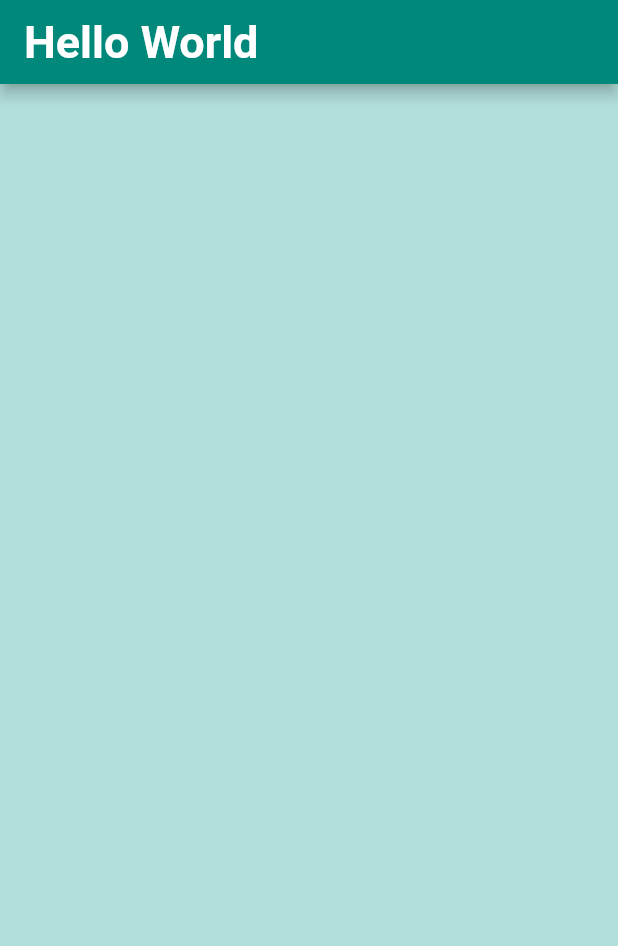
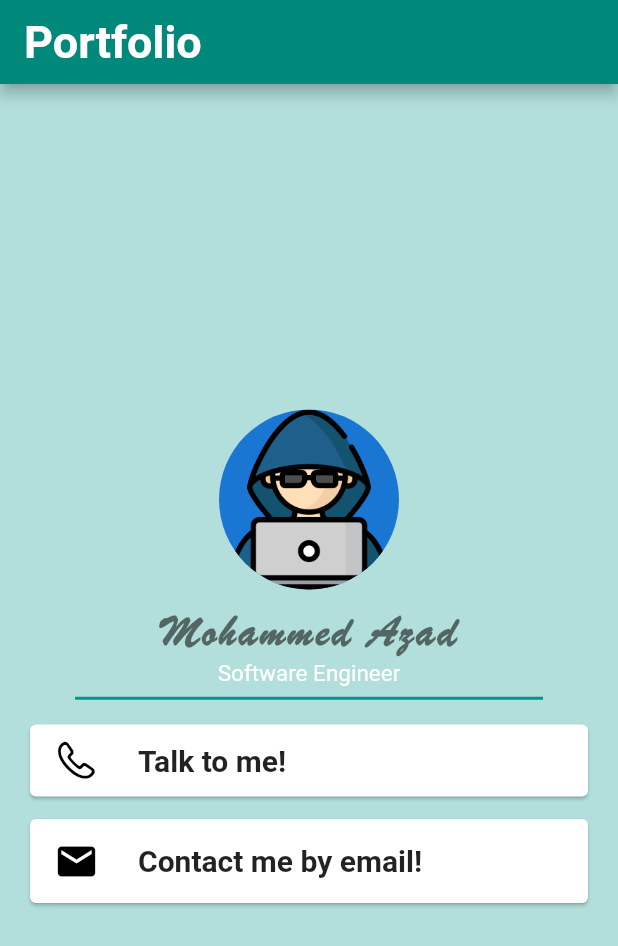
Before and after one commit to Mohammed-Azad/revising_flutter, a Flutter app: the screen it shows after launch, on a phone screen of 412 x 824 dp. Shown: the top 946 px of the screen. Run offline on Flutter 3.47's test engine with Material 2 defaults, Android fonts, the phone set to English and light mode, and no system bars.

Commit message:
second commit

```diff
--- a/lib/first_less.dart
+++ b/lib/first_less.dart
@@ -1,6 +1,6 @@
-import 'dart:ui';
+import 'package:flutter/cupertino.dart';
+import 'package:flutter/material.dart';
 
-import 'package:flutter/material.dart';
 
 class MyHome extends StatelessWidget {
   const MyHome({super.key});
@@ -13,14 +13,85 @@ class MyHome extends StatelessWidget {
         backgroundColor: Colors.teal[100],
         appBar: AppBar(
           title: Text(
-              "Hello World",
+            "Portfolio",
             style: TextStyle(
               fontSize: 30,
               fontWeight: FontWeight.bold,
             ),
           ),
           backgroundColor: Colors.teal[600],
-          )),
+        ),
+        body: Center(
+          child: Column(
+            mainAxisAlignment: MainAxisAlignment.center,
+            children: <Widget>[
+              CircleAvatar(
+                backgroundImage: AssetImage('images/img1.png'),
+                radius: 60,
+              ),
+              SizedBox(
+                height: 10,
+              ),
+              Text(
+                "Mohammed Azad",
+                style: TextStyle(
+                  fontSize: 30,
+                  fontWeight: FontWeight.bold,
+                  fontFamily: 'brushfont',
+                  letterSpacing: 2,
+                  color: Colors.black54,
+                ),
+              ),
+              Text(
+                "Software Engineer",
+                style: TextStyle(
+                  color: Colors.white,
+                  fontSize: 15,
+                ),
+              ),
+              SizedBox(
+                height: 15,
+                child: Divider(
+                  color: Colors.teal,
+                  thickness: 2,
+                  indent: 50,
+                  endIndent: 50,
+                ),
+              ),
+              Card(
+                margin: EdgeInsets.symmetric(vertical: 10, horizontal: 20),
+                child: ListTile(
+                  dense: true,
+                  selectedColor: Colors.teal,
+                  leading: Icon(
+                    CupertinoIcons.phone,
+                    size: 30,
+                    color: Colors.black,
+                  ),
+                  title: Text(
+                    "Talk to me!",
+                    style: TextStyle(fontSize: 20, fontWeight: FontWeight.bold),
+                  ),
+                ),
+              ),
+              Card(
+                margin: EdgeInsets.symmetric(vertical: 5, horizontal: 20),
+                child: ListTile(
+                  leading: Icon(
+                    Icons.email,
+                    color: Colors.black,
+                    size: 30,
+                  ),
+                  title: Text(
+                    "Contact me by email!",
+                    style: TextStyle(fontSize: 20, fontWeight: FontWeight.bold),
+                  ),
+                ),
+              ),
+            ],
+          ),
+        ),
+      ),
     );
   }
 }
```
Also changed, not shown: pubspec.yaml (+11 -7 lines), fonts/Brush Script.ttf (added), images/img1.png (added), pubspec.lock, 42 other files. Lines whose indentation alone changed are shown as unchanged.
